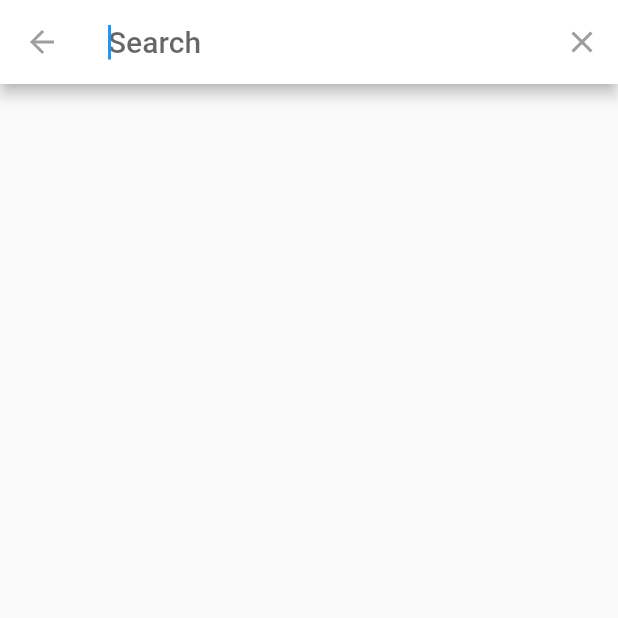
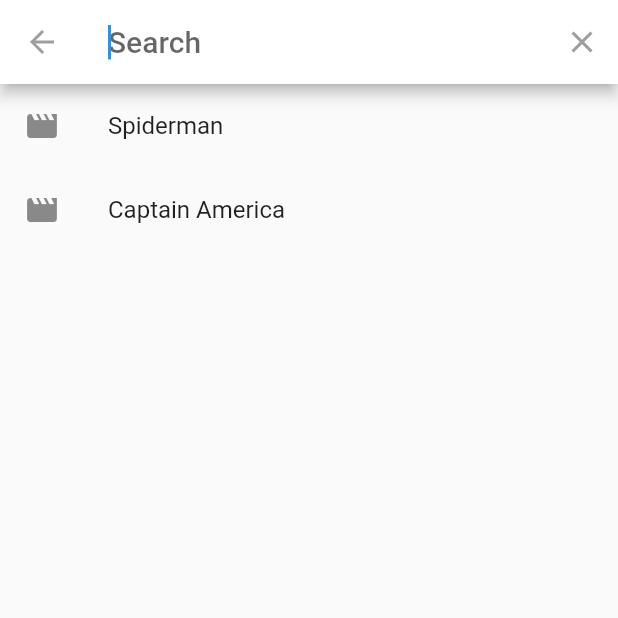
Before and after one commit to jela3105/flutter-movies, a Flutter app: the screen it shows after launch, after a tap on the "search" icon, on a phone screen of 412 x 824 dp, the top half of it. Run offline on Flutter 3.47's test engine with Material 2 defaults, Android fonts, the phone set to English and light mode, and no system bars; our stand-ins replace flutter_swiper; network calls fail.

```diff
--- a/lib/src/search/search_delegate.dart
+++ b/lib/src/search/search_delegate.dart
@@ -1,6 +1,17 @@
 import 'package:flutter/material.dart';
 
 class DataSearch extends SearchDelegate {
+  final movies = [
+    'Spiderman',
+    'Aquaman',
+    'Batman',
+    'Shazam',
+    'Wonder Woman',
+    'Soul',
+  ];
+
+  final recentMovies = ['Spiderman', 'Captain America'];
+
   @override
   List<Widget> buildActions(BuildContext context) {
     //actions of our app bar
@@ -37,6 +48,22 @@ class DataSearch extends SearchDelegate {
   @override
   Widget buildSuggestions(BuildContext context) {
     // Are the suggest show when the person writes
-    return Container();
+
+    final suggestedList = (query.isEmpty)
+        ? recentMovies
+        : movies
+            .where((m) => m.toLowerCase().startsWith(query.toLowerCase()))
+            .toList();
+
+    return ListView.builder(
+      itemCount: suggestedList.length,
+      itemBuilder: (context, i) {
+        return ListTile(
+          leading: Icon(Icons.movie),
+          title: Text(suggestedList[i]),
+          onTap: () {},
+        );
+      },
+    );
   }
 }
```
